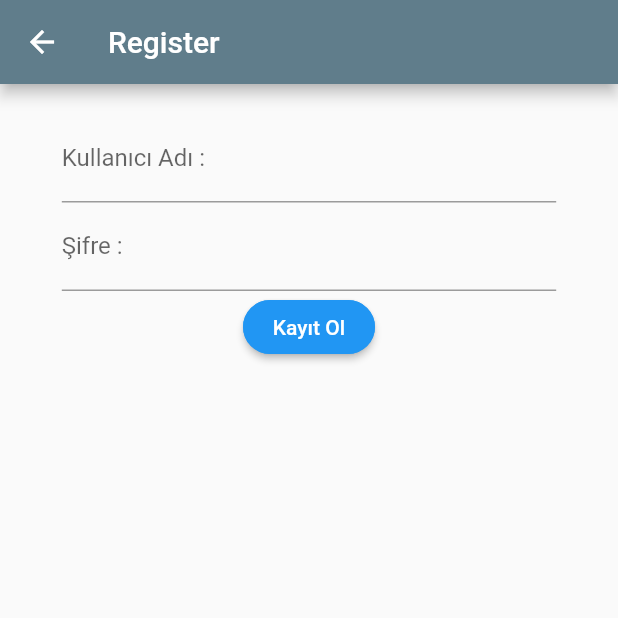
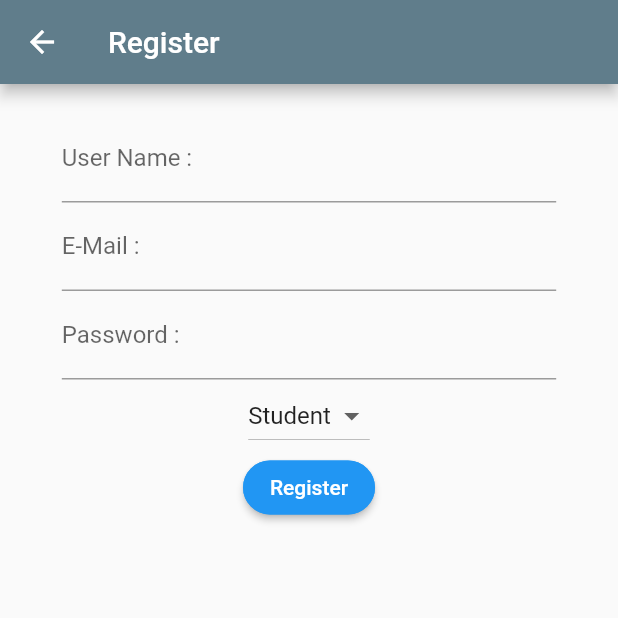
Before and after one commit to mertozkar/student_course_app, a Flutter app: the screen it shows after launch, after a tap on "Kayıt Ol", on a phone screen of 412 x 824 dp, the top half of it. Run offline on Flutter 3.47's test engine with Material 2 defaults, Android fonts, the phone set to English and light mode, and no system bars; our stand-ins replace sqflite; accounts and stored records are empty.

Commit message:
register done

```diff
--- a/lib/screens/register.dart
+++ b/lib/screens/register.dart
@@ -10,6 +10,7 @@ class Register extends StatefulWidget {
 }
 
 class _RegisterState extends State with LoginValidationMixin {
+  int _value = 1;
   @override
   Widget build(BuildContext context) {
     return Scaffold(
@@ -25,8 +26,10 @@ class _RegisterState extends State with LoginValidationMixin {
             child: Column(
               children: <Widget>[
                 buildUserNameRegister(),
+                buildUserMail(),
                 buildUserPasswordRegister(),
-                buildSubmitButton(),
+                buildUserType(),
+                buildRegisterButton(),
               ],
             ),
           ),
@@ -38,8 +41,8 @@ class _RegisterState extends State with LoginValidationMixin {
   buildUserNameRegister() {
     return TextFormField(
       decoration: InputDecoration(
-        labelText: "Kullanıcı Adı : ",
-        hintText: "kullanıcı adı",
+        labelText: "User Name : ",
+        hintText: "user name",
       ),
       validator: validateUserName,
     );
@@ -49,15 +52,15 @@ class _RegisterState extends State with LoginValidationMixin {
     return TextFormField(
       obscureText: true,
       decoration: InputDecoration(
-        labelText: "Şifre : ",
-        hintText: "Şifre : ",
+        labelText: "Password : ",
+        hintText: "password",
       ),
     );
   }
 
-  buildSubmitButton() {
+  buildRegisterButton() {
     return RaisedButton(
-      child: Text("Kayıt Ol"),
+      child: Text("Register"),
       onPressed: () {},
       shape: RoundedRectangleBorder(
         borderRadius: BorderRadius.circular(18.0),
@@ -67,4 +70,37 @@ class _RegisterState extends State with LoginValidationMixin {
       textColor: Colors.white,
     );
   }
+
+  buildUserMail() {
+    return TextFormField(
+      decoration: InputDecoration(
+        labelText: "E-Mail : ",
+        hintText: "e-Mail account",
+      ),
+    );
+  }
+
+  buildUserType() {
+    return DropdownButton(
+      value: _value,
+      items: [
+        DropdownMenuItem(
+          child: Text("Student"),
+          value: 1,
+        ),
+        DropdownMenuItem(
+          child: Text("Teacher"),
+          value: 2,
+        ),
+      ],
+      onChanged: (value) {
+        setState(() {
+          _value = value;
+          print(_value);
+        });
+      },
+    );
+
+
+  }
 }
--- a/pubspec.yaml
+++ b/pubspec.yaml
@@ -23,6 +23,8 @@ environment:
 dependencies:
   flutter:
     sdk: flutter
+  sqflite:
+  path:
 
 
   # The following adds the Cupertino Icons font to your application.
```
Also changed, not shown: lib/data/dbHelper.dart (added, +53 -0 lines), lib/models/users.dart (added, +35 -0 lines), pubspec.lock.
